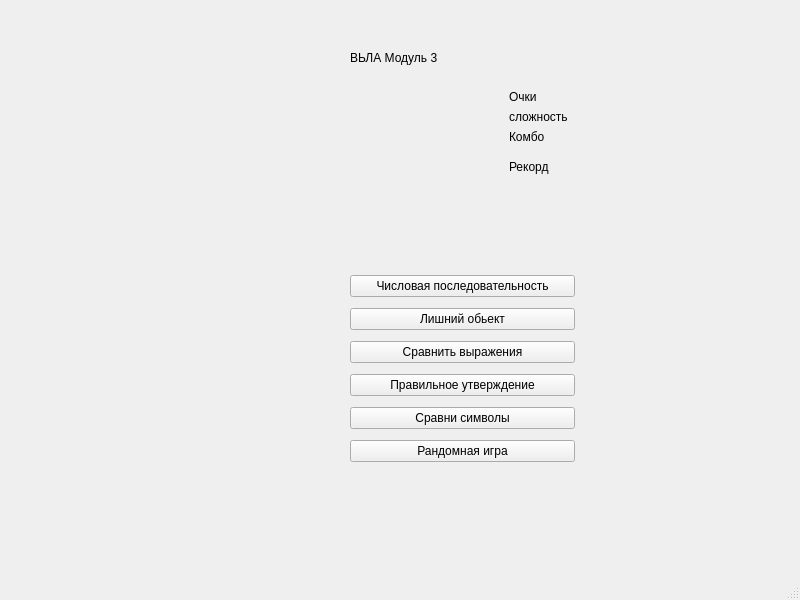
Old version of the form Module_3/Qt/maingames.ui in the repository 1Creech12/NeuroBoost.
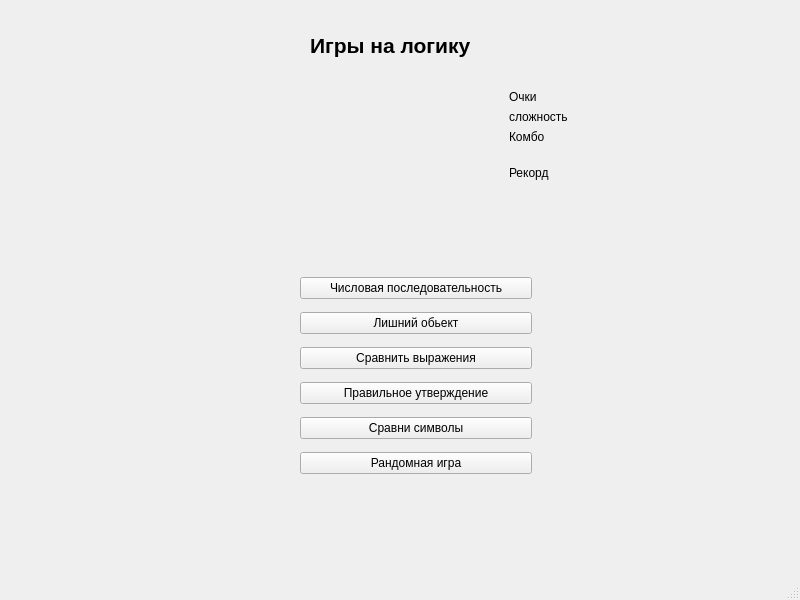
New version of the form.

Patch:
```diff
--- a/Module_3/Qt/maingames.ui
+++ b/Module_3/Qt/maingames.ui
@@ -30,23 +30,29 @@
      <widget class="QLabel" name="label">
       <property name="geometry">
        <rect>
-        <x>350</x>
-        <y>50</y>
-        <width>111</width>
-        <height>16</height>
+        <x>310</x>
+        <y>30</y>
+        <width>211</width>
+        <height>31</height>
        </rect>
       </property>
+      <property name="font">
+       <font>
+        <pointsize>16</pointsize>
+        <bold>true</bold>
+       </font>
+      </property>
       <property name="text">
-       <string>ВЬЛА Модуль 3</string>
+       <string>Игры на логику</string>
       </property>
      </widget>
      <widget class="QWidget" name="layoutWidget">
       <property name="geometry">
        <rect>
-        <x>350</x>
+        <x>300</x>
         <y>270</y>
-        <width>225</width>
-        <height>202</height>
+        <width>232</width>
+        <height>211</height>
        </rect>
       </property>
       <layout class="QVBoxLayout" name="verticalLayout">
@@ -100,7 +106,7 @@
         <x>509</x>
         <y>90</y>
         <width>281</width>
-        <height>94</height>
+        <height>105</height>
        </rect>
       </property>
       <layout class="QVBoxLayout" name="verticalLayout_13">
```
Left out of the diff: 2 changed lines with no effect on the pictures.
